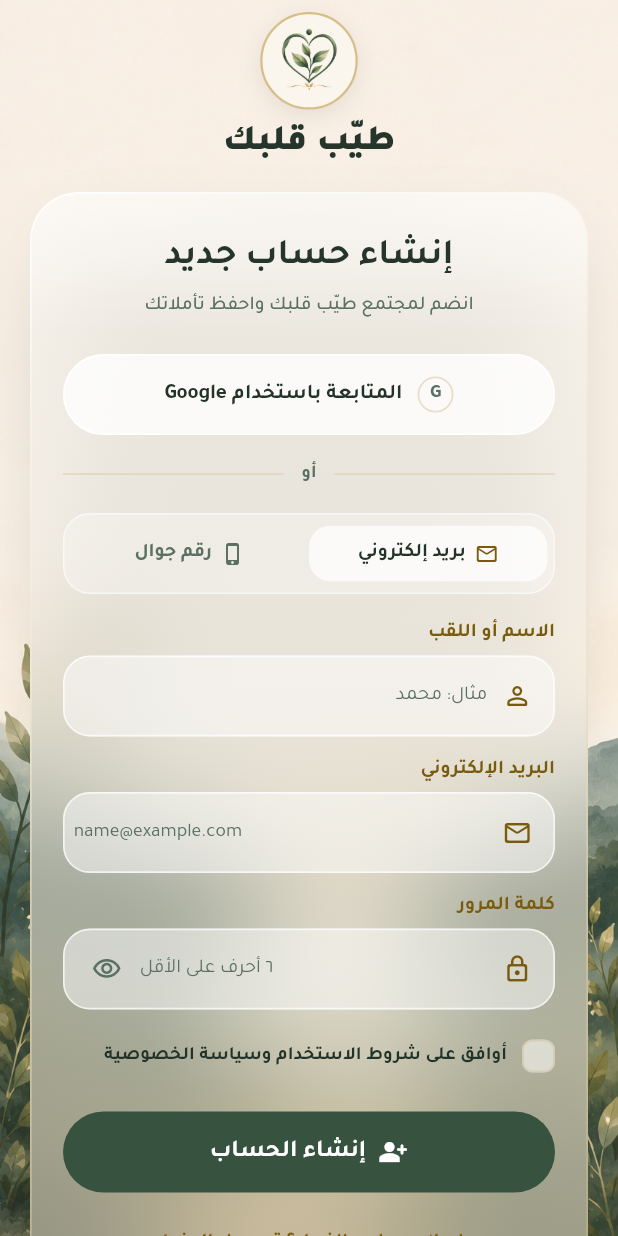
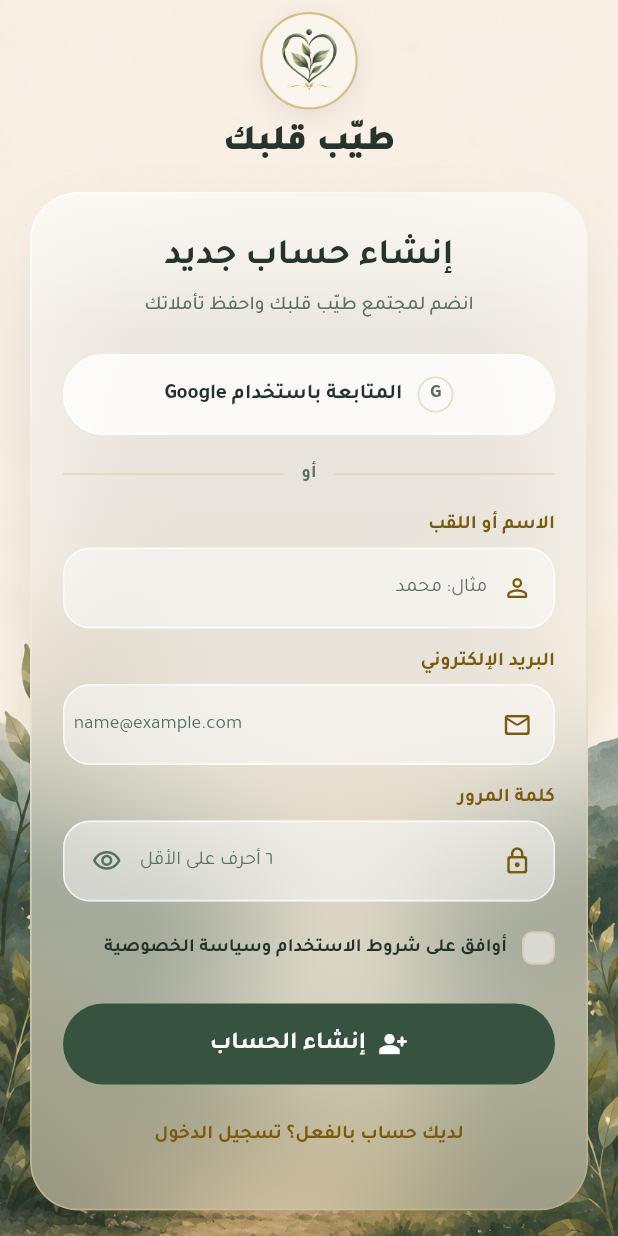
Before and after one commit to MohamedKhaled563/Hadith_Daily_Flutter, a Flutter app: the SignUpScreen widget shown alone on an empty page, opened directly, on a phone screen of 412 x 824 dp. Run offline on Flutter 3.47's test engine with Material 3 defaults, Android fonts, the phone set to English and light mode, and no system bars; our stand-ins replace cloud_firestore, device_info_plus, file_picker, firebase_auth, firebase_core, flutter_local_notifications and 5 more; missing offline and left inert: app_settings, excel; accounts and stored records are empty.

Commit message:
fix(auth): remove unimplemented phone sign-up option
Selecting "رقم جوال" and submitting only ever produced a "غير مفعّل
في النسخة التجريبية" snackbar — phone auth needs SMS verification,
which was never built. Removed the method toggle and phone-specific
branches so the screen only offers methods that actually work
(email/password, Google). Re-add the toggle once phone auth is
implemented.

Co-Authored-By: Claude Sonnet 5 <noreply@anthropic.com>

```diff
--- a/lib/features/auth/signup_screen.dart
+++ b/lib/features/auth/signup_screen.dart
@@ -1,7 +1,6 @@
 import 'dart:async';
 import 'package:firebase_auth/firebase_auth.dart';
 import 'package:flutter/material.dart';
-import 'package:flutter/services.dart';
 import '../../core/auth/auth_service.dart';
 import '../../core/theme/app_colors.dart';
 import '../../core/theme/app_palette.dart';
@@ -16,13 +15,13 @@ import '../../core/widgets/tap_target.dart';
 import '../home/home_screen.dart';
 import 'auth_error_messages.dart';
 
-/// How the reader wants to register.
-enum _SignUpMethod { email, mobile }
-
 /// Real sign-up screen: email/password creates a Firebase account; Google
-/// signs in via the official `google_sign_in` flow. Phone sign-up is deferred
-/// (SMS verification is the one part of Firebase Auth that isn't free) and
-/// still shows as "coming soon".
+/// signs in via the official `google_sign_in` flow.
+///
+/// Phone sign-up used to be offered as a second method that only ever showed
+/// a "coming soon" message on submit (SMS verification is the one part of
+/// Firebase Auth that isn't free) — removed rather than left half-working;
+/// re-add the toggle once phone auth is actually implemented.
 ///
 /// The Google mark drawn below is a neutral stand-in rather than an
 /// approximation of Google's actual logo, which their brand guidelines
@@ -40,7 +39,6 @@ class _SignUpScreenState extends State<SignUpScreen>
   final _contactController = TextEditingController();
   final _passwordController = TextEditingController();
 
-  _SignUpMethod _method = _SignUpMethod.email;
   bool _obscurePassword = true;
   bool _submitting = false;
   String _loadingMessage = 'جارٍ إنشاء الحساب…';
@@ -80,12 +78,9 @@ class _SignUpScreenState extends State<SignUpScreen>
     super.dispose();
   }
 
-  bool get _isEmail => _method == _SignUpMethod.email;
-
-  /// Live, debounced duplicate check as the reader types — applies
-  /// regardless of the chosen method (email or phone), since the name field
-  /// is shared between both. This is UX feedback only; [_submit] always
-  /// re-checks authoritatively right before creating the account.
+  /// Live, debounced duplicate check as the reader types. This is UX
+  /// feedback only; [_submit] always re-checks authoritatively right before
+  /// creating the account.
   void _onNameChanged(String value) {
     _clearError(value);
     _nameCheckDebounce?.cancel();
@@ -123,13 +118,10 @@ class _SignUpScreenState extends State<SignUpScreen>
 
     final contact = _contactController.text.trim();
     if (contact.isEmpty) {
-      return _isEmail ? 'أدخل بريدك الإلكتروني' : 'أدخل رقم جوالك';
+      return 'أدخل بريدك الإلكتروني';
     }
-    if (_isEmail && !contact.contains('@')) {
+    if (!contact.contains('@')) {
       return 'أدخل بريداً إلكترونياً صحيحاً';
-    }
-    if (!_isEmail && contact.replaceAll(RegExp(r'[^0-9]'), '').length < 9) {
-      return 'أدخل رقم جوال صحيحاً';
     }
 
     if (_passwordController.text.length < 6) {
@@ -144,11 +136,6 @@ class _SignUpScreenState extends State<SignUpScreen>
 
   Future<void> _submit() async {
     FocusScope.of(context).unfocus();
-
-    if (!_isEmail) {
-      _comingSoon('رقم الجوال');
-      return;
-    }
 
     final problem = _validate();
     if (problem != null) {
@@ -266,14 +253,6 @@ class _SignUpScreenState extends State<SignUpScreen>
     );
   }
 
-  void _comingSoon(String provider) {
-    HapticFeedback.selectionClick();
-    ScaffoldMessenger.of(context).showSnackBar(
-      SnackBar(
-          content: Text('التسجيل عبر $provider غير مفعّل في النسخة التجريبية')),
-    );
-  }
-
   void _clearError(String _) {
     if (_error != null) setState(() => _error = null);
   }
@@ -341,15 +320,6 @@ class _SignUpScreenState extends State<SignUpScreen>
                               const SizedBox(height: 18),
                               const OrDivider(),
                               const SizedBox(height: 18),
-                              _MethodToggle(
-                                method: _method,
-                                onChanged: (m) => setState(() {
-                                  _method = m;
-                                  _contactController.clear();
-                                  _error = null;
-                                }),
-                              ),
-                              const SizedBox(height: 18),
                               _Label('الاسم أو اللقب'),
                               const SizedBox(height: 6),
                               GlassField(
@@ -392,15 +362,11 @@ class _SignUpScreenState extends State<SignUpScreen>
                                 ),
                               ],
                               const SizedBox(height: 14),
-                              _Label(_isEmail
-                                  ? 'البريد الإلكتروني'
-                                  : 'رقم الجوال'),
+                              _Label('البريد الإلكتروني'),
                               const SizedBox(height: 6),
                               GlassField(
                                 leading: Icon(
-                                  _isEmail
-                                      ? Icons.mail_outline_rounded
-                                      : Icons.phone_iphone_rounded,
+                                  Icons.mail_outline_rounded,
                                   size: 20,
                                   color: palette.goldText,
                                 ),
@@ -409,11 +375,9 @@ class _SignUpScreenState extends State<SignUpScreen>
                                   enabled: !_submitting,
                                   textInputAction: TextInputAction.next,
                                   onChanged: _clearError,
-                                  keyboardType: _isEmail
-                                      ? TextInputType.emailAddress
-                                      : TextInputType.phone,
-                                  // Both are Latin/numeric, so they read LTR
-                                  // inside the otherwise RTL layout.
+                                  keyboardType: TextInputType.emailAddress,
+                                  // Email reads LTR inside the otherwise RTL
+                                  // layout.
                                   textDirection: TextDirection.ltr,
                                   textAlign: TextAlign.left,
                                   style: TextStyle(
@@ -422,9 +386,7 @@ class _SignUpScreenState extends State<SignUpScreen>
                                     color: palette.bodyText,
                                   ),
                                   decoration: _inputDecoration(
-                                    _isEmail
-                                        ? 'name@example.com'
-                                        : '05xxxxxxxx',
+                                    'name@example.com',
                                     palette.mutedText,
                                     ltrHint: true,
                                   ),
@@ -552,90 +514,6 @@ class _SignUpScreenState extends State<SignUpScreen>
 }
 
 // ------------------------------------------------------------- fragments ----
-
-class _MethodToggle extends StatelessWidget {
-  const _MethodToggle({required this.method, required this.onChanged});
-
-  final _SignUpMethod method;
-  final ValueChanged<_SignUpMethod> onChanged;
-
-  @override
-  Widget build(BuildContext context) {
-    final palette = context.palette;
-
-    Widget option(_SignUpMethod value, String label, IconData icon) {
-      final selected = method == value;
-      return Expanded(
-        child: TapTarget(
-          onTap: () => onChanged(value),
-          semanticLabel: label,
-          selected: selected,
-          minSize: 44,
-          child: AnimatedContainer(
-            duration: const Duration(milliseconds: 200),
-            width: double.infinity,
-            padding: const EdgeInsets.symmetric(vertical: 10, horizontal: 6),
-            decoration: BoxDecoration(
-              color: selected
-                  ? Colors.white.withValues(
-                      alpha: context.isDarkMode ? 0.10 : 0.72,
-                    )
-                  : Colors.transparent,
-              borderRadius: BorderRadius.circular(14),
-            ),
-            child: Row(
-              mainAxisAlignment: MainAxisAlignment.center,
-              children: [
-                Icon(
-                  icon,
-                  size: 16,
-                  color: selected ? palette.goldText : palette.mutedText,
-                ),
-                const SizedBox(width: 6),
-                Flexible(
-                  child: Text(
-                    label,
-                    maxLines: 1,
-                    overflow: TextOverflow.ellipsis,
-                    style: TextStyle(
-                      fontFamily: kSans,
-                      fontSize: 13,
-                      height: AppLeading.chrome,
-                      fontWeight: selected ? FontWeight.w700 : FontWeight.w600,
-                      color: selected ? palette.bodyText : palette.mutedText,
-                    ),
-                  ),
-                ),
-              ],
-            ),
-          ),
-        ),
-      );
-    }
-
-    return Container(
-      padding: const EdgeInsets.all(4),
-      decoration: BoxDecoration(
-        color: Colors.white.withValues(
-          alpha: context.isDarkMode ? 0.04 : 0.30,
-        ),
-        borderRadius: BorderRadius.circular(18),
-        border: Border.all(
-          color: Colors.white.withValues(
-            alpha: context.isDarkMode ? 0.10 : 0.55,
-          ),
-        ),
-      ),
-      child: Row(
-        children: [
-          option(
-              _SignUpMethod.email, 'بريد إلكتروني', Icons.mail_outline_rounded),
-          option(_SignUpMethod.mobile, 'رقم جوال', Icons.phone_iphone_rounded),
-        ],
-      ),
-    );
-  }
-}
 
 class ProviderButton extends StatelessWidget {
   const ProviderButton({
```
